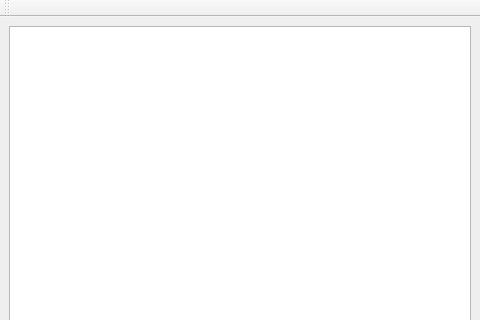
Before: the Qt Designer form view/mainwindow.ui in deutzfahrer-luki/GU_TASK_V2, drawn with Qt 5; both pictures show x 0 to 480 and y 0 to 320 of the 480 by 640 pixel window.
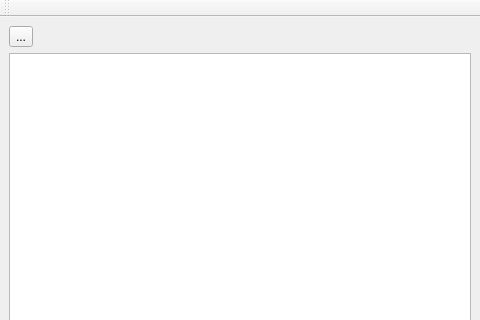
After: the same form once the commit is applied. Icons and pictures are not drawn.

Commit message: add button to add tasks in ui#

Patch:
```diff
--- a/view/mainwindow.ui
+++ b/view/mainwindow.ui
@@ -27,7 +27,7 @@
   </property>
   <widget class="QWidget" name="centralwidget">
    <layout class="QGridLayout" name="gridLayout">
-    <item row="0" column="0">
+    <item row="1" column="0">
      <widget class="QTableView" name="tableView">
       <property name="sizePolicy">
        <sizepolicy hsizetype="Expanding" vsizetype="Expanding">
@@ -55,6 +55,22 @@
       </attribute>
      </widget>
     </item>
+    <item row="0" column="0">
+     <widget class="QToolButton" name="AddButton">
+      <property name="text">
+       <string>...</string>
+      </property>
+      <property name="icon">
+       <iconset theme="QIcon::ThemeIcon::ListAdd"/>
+      </property>
+      <property name="iconSize">
+       <size>
+        <width>30</width>
+        <height>30</height>
+       </size>
+      </property>
+     </widget>
+    </item>
    </layout>
   </widget>
   <widget class="QMenuBar" name="menubar">
```
